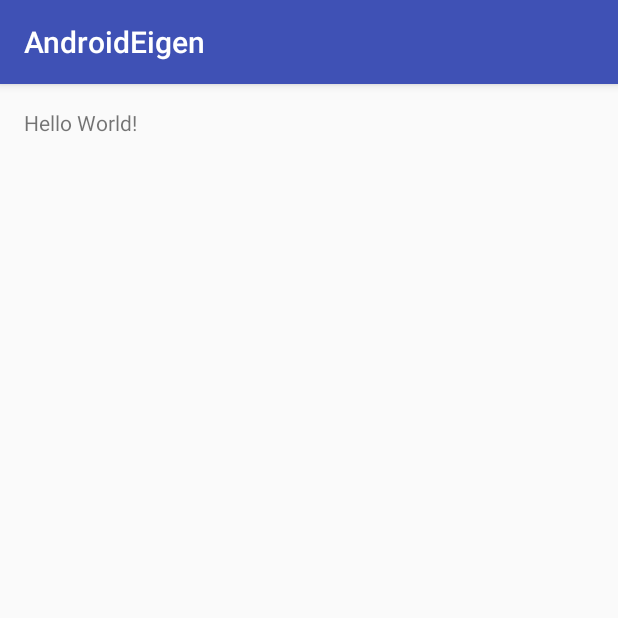
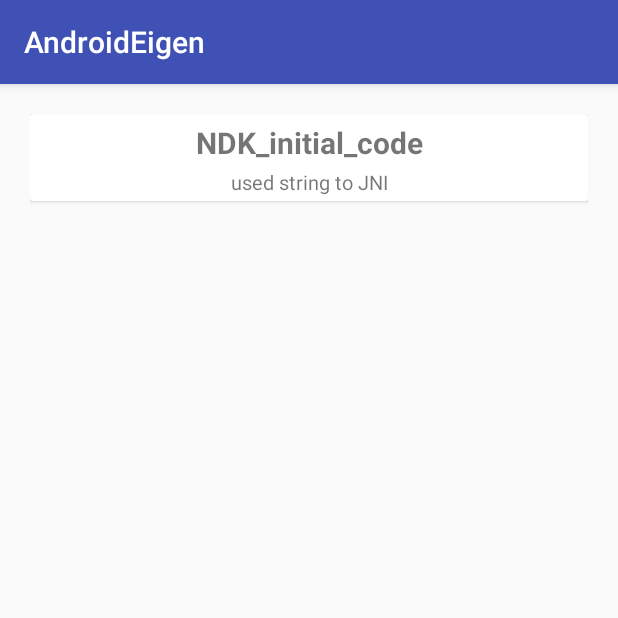
Before and after one commit to koohanmo/Android_eigen, an Android app: the screen it shows after launch (MainActivity), on a phone screen of 412 x 824 dp, the top half of it. Run offline under Robolectric (Android 15) with nearby library versions, the phone set to English and light mode, and no system bars.

Commit message:
make frame for add Eigen operations

```diff
--- a/AndroidEigen/app/build.gradle
+++ b/AndroidEigen/app/build.gradle
@@ -30,10 +30,12 @@ android {
 }
 
 dependencies {
-    compile fileTree(dir: 'libs', include: ['*.jar'])
+    compile fileTree(include: ['*.jar'], dir: 'libs')
     androidTestCompile('com.android.support.test.espresso:espresso-core:2.2.2', {
         exclude group: 'com.android.support', module: 'support-annotations'
     })
     compile 'com.android.support:appcompat-v7:25.1.1'
     testCompile 'junit:junit:4.12'
+    compile 'com.android.support:design:25.1.1'
+    compile 'com.android.support:cardview-v7:25.1.1'
 }
--- a/AndroidEigen/app/src/main/AndroidManifest.xml
+++ b/AndroidEigen/app/src/main/AndroidManifest.xml
@@ -15,6 +15,10 @@
                 <category android:name="android.intent.category.LAUNCHER" />
             </intent-filter>
         </activity>
+        <activity
+            android:name=".Ndkinitial"
+            android:label="@string/title_activity_ndk_initial"
+            android:theme="@style/AppTheme.NoActionBar"></activity>
     </application>
 
 </manifest>
--- a/AndroidEigen/app/src/main/java/com/tistory/coderkoo/androideigen/MainActivity.java
+++ b/AndroidEigen/app/src/main/java/com/tistory/coderkoo/androideigen/MainActivity.java
@@ -2,28 +2,37 @@ package com.tistory.coderkoo.androideigen;
 
 import android.support.v7.app.AppCompatActivity;
 import android.os.Bundle;
-import android.widget.TextView;
+import android.support.v7.widget.LinearLayoutManager;
+import android.support.v7.widget.RecyclerView;
+
+import com.tistory.coderkoo.androideigen.adapter.EigenRecyclerAdapter;
+import com.tistory.coderkoo.androideigen.model.EigenOperation;
+
+import java.util.ArrayList;
 
 public class MainActivity extends AppCompatActivity {
 
-    // Used to load the 'native-lib' library on application startup.
-    static {
-        System.loadLibrary("native-lib");
-    }
+    RecyclerView mRecyclerView;
+    ArrayList<EigenOperation> dataSet;
+    EigenRecyclerAdapter mAdapter;
 
     @Override
     protected void onCreate(Bundle savedInstanceState) {
         super.onCreate(savedInstanceState);
         setContentView(R.layout.activity_main);
 
-        // Example of a call to a native method
-        TextView tv = (TextView) findViewById(R.id.sample_text);
-        tv.setText(stringFromJNI());
+        makeData();
+
+        mAdapter = new EigenRecyclerAdapter(this,dataSet);
+        mRecyclerView = (RecyclerView)findViewById(R.id.main_recycler);
+        mRecyclerView.setLayoutManager(new LinearLayoutManager(this));
+        mRecyclerView.setAdapter(mAdapter);
     }
 
-    /**
-     * A native method that is implemented by the 'native-lib' native library,
-     * which is packaged with this application.
-     */
-    public native String stringFromJNI();
+
+    private void makeData(){
+        dataSet= new ArrayList<>();
+        dataSet.add(new EigenOperation("NDK_initial_code","used string to JNI",Ndkinitial.class));
+    }
+
 }
--- /dev/null
+++ b/AndroidEigen/app/src/main/java/com/tistory/coderkoo/androideigen/adapter/EigenRecyclerAdapter.java
@@ -0,0 +1,75 @@
+package com.tistory.coderkoo.androideigen.adapter;
+
+import android.content.Context;
+import android.content.Intent;
+import android.support.v7.widget.AppCompatTextView;
+import android.support.v7.widget.RecyclerView;
+import android.view.LayoutInflater;
+import android.view.View;
+import android.view.ViewGroup;
+import android.widget.TextView;
+
+import com.tistory.coderkoo.androideigen.R;
+import com.tistory.coderkoo.androideigen.model.EigenOperation;
+
+import java.util.ArrayList;
+
+/**
+ * Created by koohanmo on 2017-01-31.
+ */
+
+public class EigenRecyclerAdapter extends RecyclerView.Adapter{
+
+    private Context mcon;
+    private ArrayList<EigenOperation> dataSet;
+
+    public EigenRecyclerAdapter(Context mcon, ArrayList<EigenOperation> dataSet){
+        this.mcon=mcon;
+        this.dataSet=dataSet;
+    }
+
+
+    @Override
+    public RecyclerView.ViewHolder onCreateViewHolder(ViewGroup parent, int viewType) {
+        View v = LayoutInflater.from(parent.getContext()).inflate(R.layout.item_main_recycler,parent,false);
+        EigenViewHolder holder = new EigenViewHolder(v);
+        return holder;
+    }
+
+    @Override
+    public void onBindViewHolder(RecyclerView.ViewHolder holder, int position) {
+        EigenViewHolder ev = (EigenViewHolder)holder;
+        ev.txt_title.setText(dataSet.get(position).getOp());
+        ev.txt_desc.setText(dataSet.get(position).getDesc());
+        ev.setOnclickView(dataSet.get(position).getmClass());
+    }
+
+    @Override
+    public int getItemCount() {
+        return dataSet.size();
+    }
+
+    private class EigenViewHolder extends RecyclerView.ViewHolder{
+        private View itemView;
+        private AppCompatTextView txt_title;
+        private TextView txt_desc;
+
+        public EigenViewHolder(View itemView) {
+            super(itemView);
+            this.itemView=itemView;
+            this.txt_title = (AppCompatTextView)itemView.findViewById(R.id.item_opname);
+            this.txt_desc = (TextView)itemView.findViewById(R.id.item_desc);
+        }
+
+        public void setOnclickView(final Class<?> mClass){
+            itemView.setOnClickListener(new View.OnClickListener() {
+                @Override
+                public void onClick(View v) {
+                    Intent i = new Intent(mcon,mClass);
+                    mcon.startActivity(i);
+                }
+            });
+        }
+    }
+
+}
--- /dev/null
+++ b/AndroidEigen/app/src/main/java/com/tistory/coderkoo/androideigen/model/EigenOperation.java
@@ -0,0 +1,29 @@
+package com.tistory.coderkoo.androideigen.model;
+
+/**
+ * Created by koohanmo on 2017-01-31.
+ */
+
+public class EigenOperation {
+    private String op;
+    private String desc;
+    private Class<?> mClass;
+
+    public EigenOperation(String op, String desc, Class<?> mClass){
+        this.op = op;
+        this.desc=desc;
+        this.mClass=mClass;
+    }
+
+    public String getOp() {
+        return op;
+    }
+
+    public String getDesc() {
+        return desc;
+    }
+
+    public Class<?> getmClass() {
+        return mClass;
+    }
+}
--- a/AndroidEigen/app/src/main/res/layout/activity_main.xml
+++ b/AndroidEigen/app/src/main/res/layout/activity_main.xml
@@ -1,18 +1,10 @@
 <?xml version="1.0" encoding="utf-8"?>
-<RelativeLayout xmlns:android="http://schemas.android.com/apk/res/android"
-    xmlns:tools="http://schemas.android.com/tools"
-    android:id="@+id/activity_main"
-    android:layout_width="match_parent"
-    android:layout_height="match_parent"
-    android:paddingBottom="@dimen/activity_vertical_margin"
-    android:paddingLeft="@dimen/activity_horizontal_margin"
-    android:paddingRight="@dimen/activity_horizontal_margin"
-    android:paddingTop="@dimen/activity_vertical_margin"
-    tools:context="com.tistory.coderkoo.androideigen.MainActivity">
 
-    <TextView
-        android:id="@+id/sample_text"
-        android:layout_width="wrap_content"
-        android:layout_height="wrap_content"
-        android:text="Hello World!" />
-</RelativeLayout>
+    <android.support.v7.widget.RecyclerView
+        xmlns:android="http://schemas.android.com/apk/res/android"
+        xmlns:tools="http://schemas.android.com/tools"
+        android:layout_margin="20dp"
+        android:id="@+id/main_recycler"
+        android:layout_width="match_parent"
+        android:layout_height="match_parent">
+    </android.support.v7.widget.RecyclerView>
--- /dev/null
+++ b/AndroidEigen/app/src/main/res/layout/item_main_recycler.xml
@@ -0,0 +1,31 @@
+<?xml version="1.0" encoding="utf-8"?>
+<android.support.v7.widget.CardView
+        xmlns:android="http://schemas.android.com/apk/res/android"
+        android:layout_width="match_parent"
+        android:layout_height="wrap_content"
+        >
+    <LinearLayout
+        android:orientation="vertical"
+        android:layout_width="match_parent"
+        android:layout_height="wrap_content">
+
+        <android.support.v7.widget.AppCompatTextView
+            android:id="@+id/item_opname"
+            android:text="Hello"
+            android:gravity="center"
+            android:textSize="20dp"
+            android:textStyle="bold"
+            android:layout_marginTop="5dp"
+            android:layout_width="match_parent"
+            android:layout_height="wrap_content" />
+        <TextView
+            android:id="@+id/item_desc"
+            android:text="description"
+            android:textSize="13dp"
+            android:gravity="center"
+            android:layout_margin="3dp"
+            android:layout_width="match_parent"
+            android:layout_height="wrap_content">
+        </TextView>
+    </LinearLayout>
+</android.support.v7.widget.CardView>
--- /dev/null
+++ b/AndroidEigen/app/src/main/res/values-v21/styles.xml
@@ -0,0 +1,9 @@
+<resources>
+
+    <style name="AppTheme.NoActionBar">
+        <item name="windowActionBar">false</item>
+        <item name="windowNoTitle">true</item>
+        <item name="android:windowDrawsSystemBarBackgrounds">true</item>
+        <item name="android:statusBarColor">@android:color/transparent</item>
+    </style>
+</resources>
--- a/AndroidEigen/app/src/main/res/values/dimens.xml
+++ b/AndroidEigen/app/src/main/res/values/dimens.xml
@@ -2,4 +2,5 @@
     <!-- Default screen margins, per the Android Design guidelines. -->
     <dimen name="activity_horizontal_margin">16dp</dimen>
     <dimen name="activity_vertical_margin">16dp</dimen>
+    <dimen name="fab_margin">16dp</dimen>
 </resources>
--- a/AndroidEigen/app/src/main/res/values/strings.xml
+++ b/AndroidEigen/app/src/main/res/values/strings.xml
@@ -1,3 +1,4 @@
 <resources>
     <string name="app_name">AndroidEigen</string>
+    <string name="title_activity_ndk_initial">Ndk_initial</string>
 </resources>
--- a/AndroidEigen/app/src/main/res/values/styles.xml
+++ b/AndroidEigen/app/src/main/res/values/styles.xml
@@ -8,4 +8,13 @@
         <item name="colorAccent">@color/colorAccent</item>
     </style>
 
+    <style name="AppTheme.NoActionBar">
+        <item name="windowActionBar">false</item>
+        <item name="windowNoTitle">true</item>
+    </style>
+
+    <style name="AppTheme.AppBarOverlay" parent="ThemeOverlay.AppCompat.Dark.ActionBar" />
+
+    <style name="AppTheme.PopupOverlay" parent="ThemeOverlay.AppCompat.Light" />
+
 </resources>
```
Also changed, not shown: AndroidEigen/app/src/main/java/com/tistory/coderkoo/androideigen/Ndkinitial.java (added, +35 -0 lines), AndroidEigen/app/src/main/res/layout/activity_ndk_initial.xml (added, +25 -0 lines), AndroidEigen/app/src/main/res/layout/content_ndk_initial.xml (added, +21 -0 lines), 1 other file.
